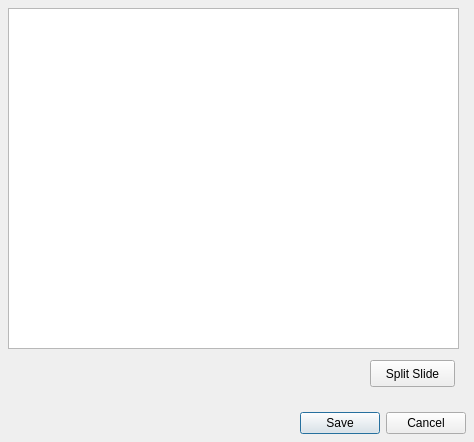
First picture: the form in resources/forms/editcustomslidedialog.ui, repository zonArt/openlp, before the edit.
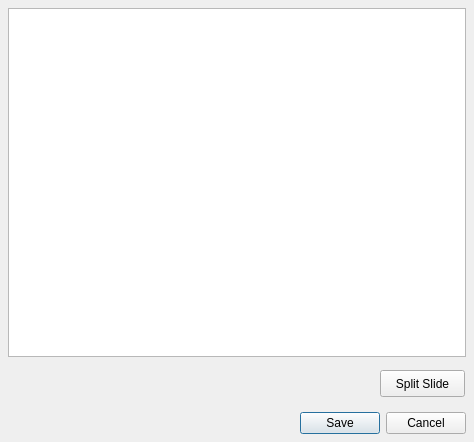
Second picture: the form after the edit.

Commit message: layout clean ups

```diff
--- a/resources/forms/editcustomslidedialog.ui
+++ b/resources/forms/editcustomslidedialog.ui
@@ -34,16 +34,16 @@
     <rect>
      <x>8</x>
      <y>8</y>
-     <width>451</width>
-     <height>341</height>
+     <width>458</width>
+     <height>349</height>
     </rect>
    </property>
   </widget>
   <widget class="QPushButton" name="SplitButton">
    <property name="geometry">
     <rect>
-     <x>370</x>
-     <y>360</y>
+     <x>380</x>
+     <y>370</y>
      <width>85</width>
      <height>27</height>
     </rect>
```
The commit also changes 1 other file.
